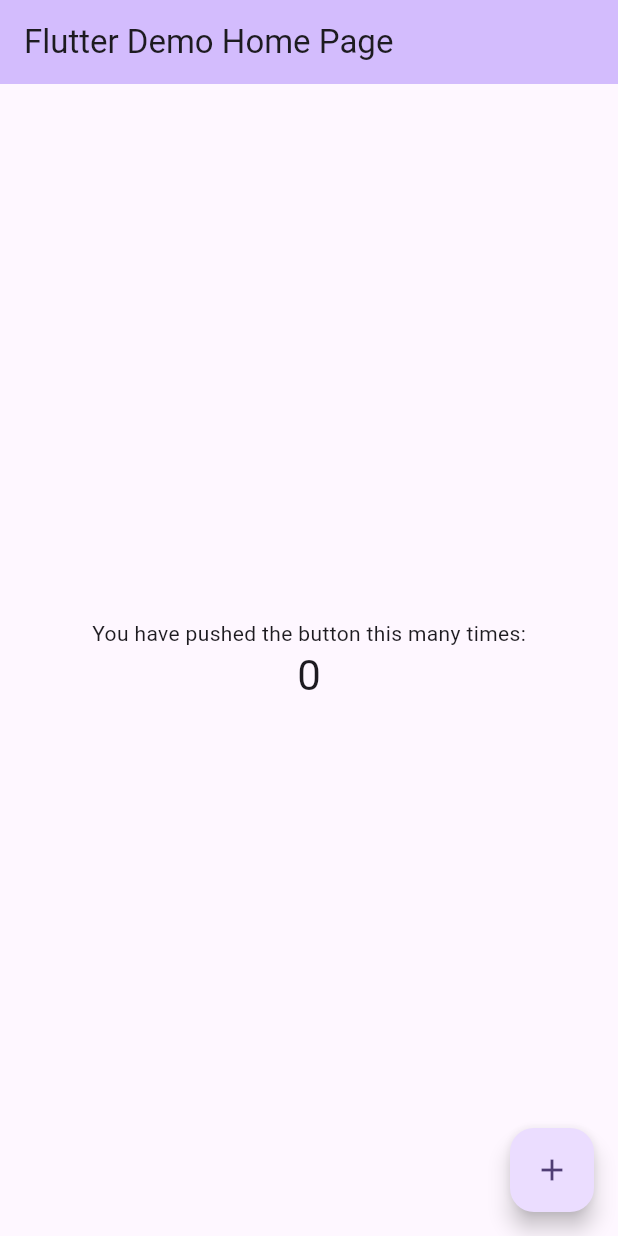
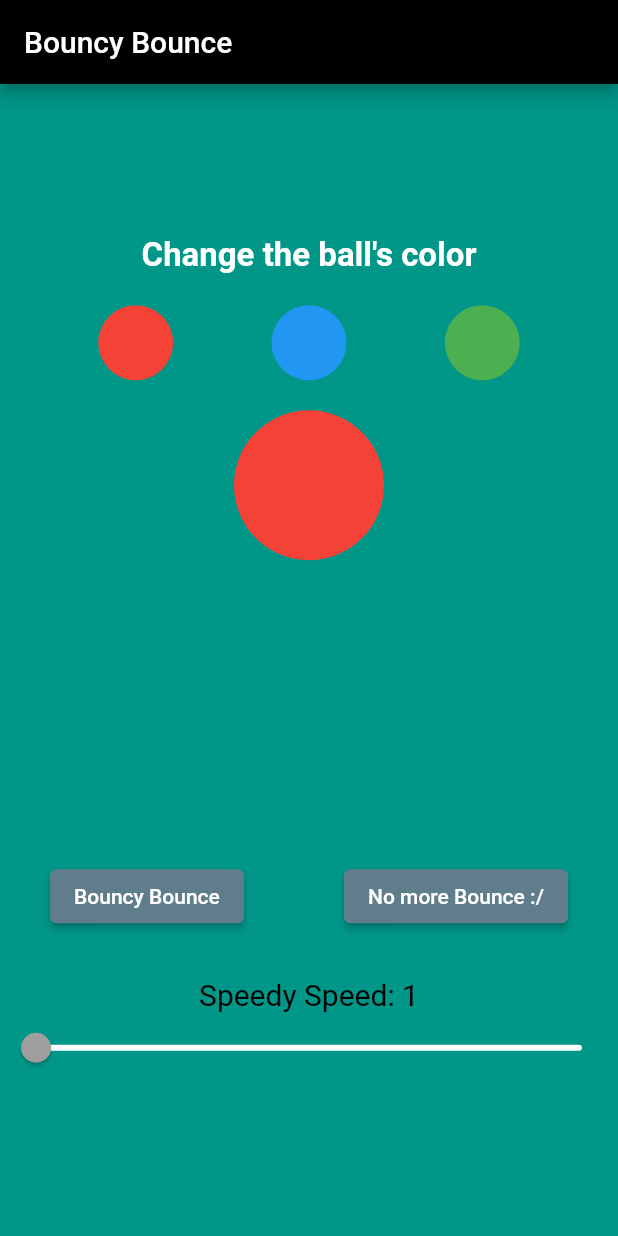
Before and after one commit to puneetkumarbajaj/bounce, a Flutter app: the screen it shows after launch, on a phone screen of 412 x 824 dp. Run offline on Flutter 3.47's test engine with Material 2 defaults, Android fonts, the phone set to English and light mode, and no system bars.

Commit message:
modified:   lib/main.dart 	modified:   pubspec.lock 	modified:   pubspec.yaml

```diff
--- a/lib/main.dart
+++ b/lib/main.dart
@@ -1,73 +1,206 @@
 import 'package:flutter/material.dart';
-import 'package:flutter_bounce/flutter_bounce.dart';
-void main() {
-  runApp(const MyApp());
+
+void main() => runApp(Bounce());
+
+class Bounce extends StatefulWidget {
+  @override
+  _Bounce createState() => _Bounce();
 }
 
-class MyApp extends StatelessWidget {
-  const MyApp({super.key});
+class _Bounce extends State<Bounce>
+    with SingleTickerProviderStateMixin {
+  late AnimationController _controller;
+  late Animation<double> _ballPosition;
 
-  // This widget is the root of your application.
+  double _ballSpeed = 1.0;
+  Color _ballColor = Colors.red;
+  bool _sliderStatus = true;
+
   @override
-  Widget build(BuildContext context) {
-    return MaterialApp(
-      title: 'Flutter Demo',
-      theme: ThemeData(
-        colorScheme: ColorScheme.fromSeed(seedColor: Colors.deepPurple),
-        useMaterial3: true,
-      ),
-      home: const MyHomePage(title: 'Flutter Demo Home Page'),
+  void initState() {
+    super.initState();
+    _controller = AnimationController(
+      vsync: this,
+      duration: const Duration(seconds: 5),
     );
+    _controller.addStatusListener((status) {
+      if (status == AnimationStatus.completed) {
+        _controller.reverse();
+      } else if (status == AnimationStatus.dismissed) {
+        _controller.forward();
       }
+    });
+    _ballPosition = Tween<double>(begin: -1.5, end: 0.5).animate(_controller);
   }
 
-class MyHomePage extends StatefulWidget {
-  const MyHomePage({super.key, required this.title});
+  void startBouncing() {
+    setState(() {
+      _controller.forward();
+      _sliderStatus = false;
+    });
+  }
 
-  final String title;
+  void pauseBouncing() {
+    setState(() {
+      _controller.stop();
+      _sliderStatus = true;
+    });
+  }
+
+  void updateAnimationSpeed(double value) {
+    _ballSpeed = value;
+    _controller.duration = Duration(seconds: 6-value.toInt());
+  }
 
   @override
-  State<MyHomePage> createState() => _MyHomePageState();
-}
-
-class _MyHomePageState extends State<MyHomePage> {
-  int _counter = 0;
-
-  void _incrementCounter() {
-    setState(() {
-      _counter++;
-    });
+  void dispose() {
+    _controller.dispose();
+    super.dispose();
   }
 
   @override
   Widget build(BuildContext context) {
-    return Scaffold(
+    return MaterialApp(
+      debugShowCheckedModeBanner: false,
+      home: Scaffold(
         appBar: AppBar(
-
-        backgroundColor: Theme.of(context).colorScheme.inversePrimary,
-
-        title: Text(widget.title),
+          title: const Text('Bouncy Bounce'),
+          backgroundColor: Colors.black,
         ),
+        backgroundColor: Colors.teal,
         body: Center(
-
           child: Column(
-
             mainAxisAlignment: MainAxisAlignment.center,
-          children: <Widget>[
+            children: [
               const Text(
-              'You have pushed the button this many times:',
+                "Change the ball's color",
+                style: TextStyle(
+                    fontSize: 22,
+                    color: Colors.white,
+                    fontWeight: FontWeight.bold),
+                textAlign: TextAlign.center,
+              ),
+              const SizedBox(height: 20),
+              Row(
+                mainAxisAlignment: MainAxisAlignment.spaceEvenly,
+                children: [
+                  GestureDetector(
+                    onTap: () {
+                      setState(() {
+                        _ballColor = Colors.red;
+                      });
+                    },
+                    child: Container(
+                        height: 50,
+                        width: 50,
+                        decoration: const BoxDecoration(
+                          color: Colors.red,
+                          shape: BoxShape.circle,
+                        )),
+                  ),
+                  GestureDetector(
+                    onTap: () {
+                      setState(() {
+                        _ballColor = Colors.blue;
+                      });
+                    },
+                    child: Container(
+                        height: 50,
+                        width: 50,
+                        decoration: const BoxDecoration(
+                          color: Colors.blue,
+                          shape: BoxShape.circle,
+                        )),
+                  ),
+                  GestureDetector(
+                    onTap: () {
+                      setState(() {
+                        _ballColor = Colors.green;
+                      });
+                    },
+                    child: Container(
+                        height: 50,
+                        width: 50,
+                        decoration: const BoxDecoration(
+                          color: Colors.green,
+                          shape: BoxShape.circle,
+                        )),
+                  ),
+                ],
+              ),
+              const SizedBox(height: 20),
+              AnimatedBuilder(
+                animation: _controller,
+                builder: (context, child) {
+                  return Container(
+                    width: 300,
+                    height: 300,
+                    child: AnimatedContainer(
+                      duration: const Duration(seconds: 5),
+                      curve: Curves.easeInOut,
+                      child: Align(
+                        alignment: Alignment(0, 0.5 + _ballPosition.value),
+                        child: Container(
+                          width: 100,
+                          height: 100,
+                          decoration: BoxDecoration(
+                            color: _ballColor,
+                            shape: BoxShape.circle,
+                          ),
+                        ),
+                      ),
+                    ),
+                  );
+                },
+              ),
+              Row(
+                mainAxisAlignment: MainAxisAlignment.spaceAround,
+                children: [
+                  ElevatedButton(
+                    onPressed: startBouncing,
+                    style: ElevatedButton.styleFrom(
+                        backgroundColor: Colors.blueGrey),
+                    child: const Text('Bouncy Bounce'),
+                  ),
+                  ElevatedButton(
+                    onPressed: pauseBouncing,
+                    style: ElevatedButton.styleFrom(
+                        backgroundColor: Colors.blueGrey),
+                    child: const Text('No more Bounce :/'),
+                  ),
+                ],
+              ),
+              const SizedBox(
+                height: 20,
+              ),
+              const SizedBox(
+                height: 10,
               ),
               Text(
-              '$_counter',
-              style: Theme.of(context).textTheme.headlineMedium,
+                'Speedy Speed: ${_ballSpeed.toInt()}',
+                style: const TextStyle(
+                  fontSize: 20,
+                  color: Colors.black,
+                ),
+              ),
+              Slider(
+                value: _ballSpeed,
+                onChanged: !_sliderStatus
+                    ? null
+                    : (value) {
+                        setState(() {
+                          _ballSpeed = value;
+                        });
+                        updateAnimationSpeed(value);
+                      },
+                min: 1.0,
+                max: 5.0,
+                activeColor: Colors.grey,
+                inactiveColor: Colors.white,
               ),
             ],
           ),
         ),
-      floatingActionButton: FloatingActionButton(
-        onPressed: _incrementCounter,
-        tooltip: 'Increment',
-        child: const Icon(Icons.add),
       ),
     );
   }
--- a/pubspec.yaml
+++ b/pubspec.yaml
@@ -30,6 +30,7 @@ environment:
 dependencies:
   flutter:
     sdk: flutter
+  flutter_colorpicker: ^0.4.0
 
 
   # The following adds the Cupertino Icons font to your application.
```
Also changed, not shown: pubspec.lock. Lines whose indentation alone changed are shown as unchanged.
